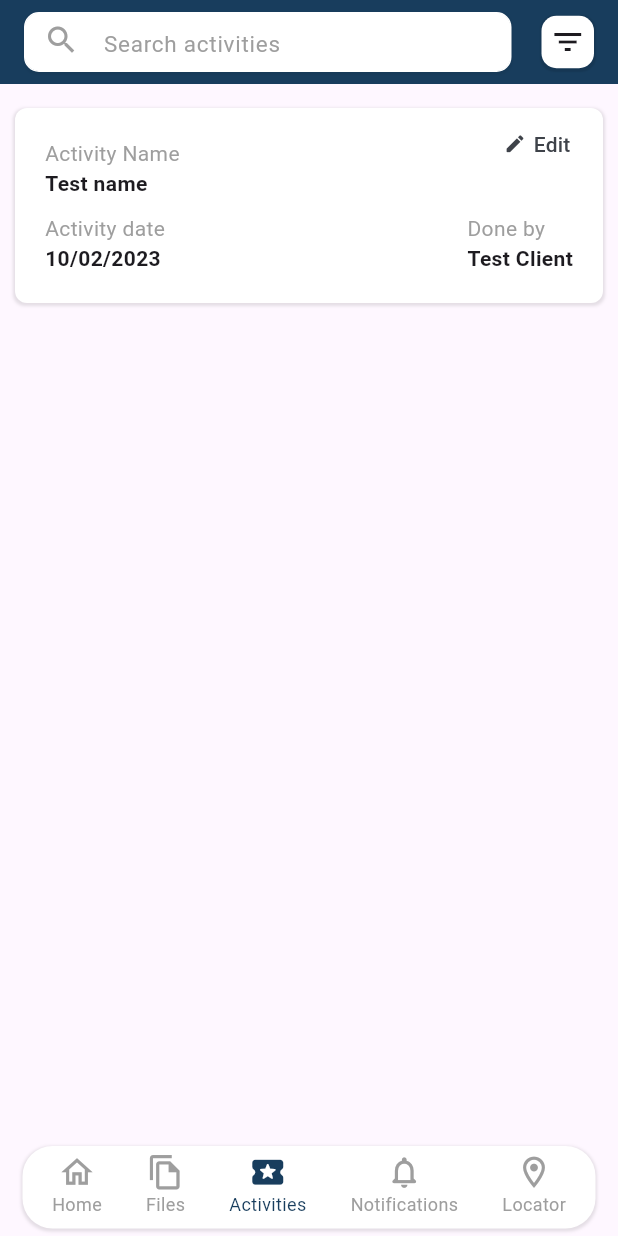
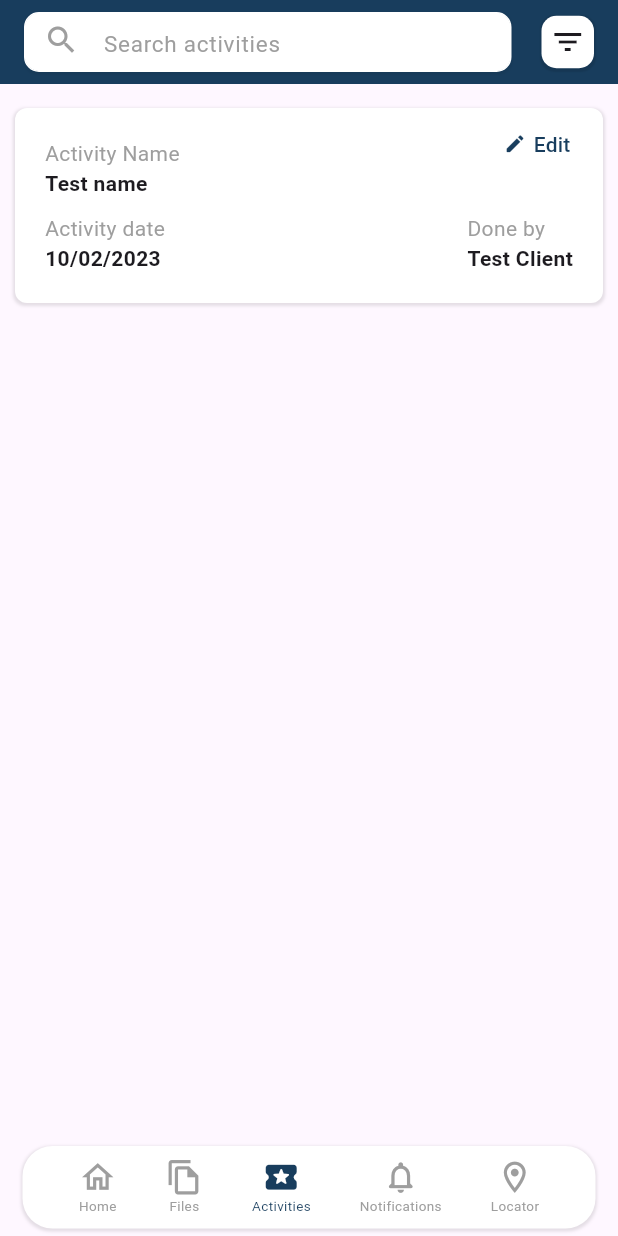
Before and after one commit to infinite-dev22/frozen_spiral, a Flutter app: the screen it shows after launch, item 3 of the bottom bar chosen, on a phone screen of 412 x 824 dp. Run offline on Flutter 3.47's test engine with Material 2 defaults, Android fonts, the light colour scheme and no system bars; drawn by our look-alikes of dropdown_button2; our stand-ins replace double_back_to_close.

Commit message:
💥 **Improvements, fixes and new features in here. 1⃣➕1⃣➡2⃣ Add profile page. 🔥 Make user profile picture in app bar clickable to display drop down menu. 💥 Modify and improve bottom bar item, custom app bar, custom dropdown filter, locator page, notifications page and root page.
💔 **Bugs and errors:
❤️‍🩹 Fix filter drop down menu not showing.

```diff
--- a/lib/data/data.dart
+++ b/lib/data/data.dart
@@ -28,3 +28,16 @@ List activities = [
 
 List notifications = [];
 List locations = [];
+
+Map<String, dynamic> profile = {
+  'picture': 'assets/images/user_profile.jpg',
+  'gender': 'Male',
+  'email': 'adamfrostymundane@globalmain.build',
+  'personal_email': 'adamfrostymundane@testmain.build',
+  'telephone': '0123456789',
+  'dob': '01/10/2000',
+  'height': '175 cm',
+  'code': 'CD-675189',
+  'id_number': 'IDN65617658976571CWM',
+  'nssf_number': '69867758567587567'
+};
--- a/lib/pages/root_page.dart
+++ b/lib/pages/root_page.dart
@@ -83,13 +83,13 @@ class _RootPageState extends State<RootPage> {
       height: 55,
       width: double.infinity,
       padding: const EdgeInsets.symmetric(horizontal: 5),
-      margin: const EdgeInsets.only(left: 15, right: 15, bottom: 5),
+      margin: const EdgeInsets.only(left: 15, right: 15, bottom: 5, top: 5,),
       decoration: BoxDecoration(
         color: AppColors.appBgColor,
         borderRadius: BorderRadius.circular(20),
         boxShadow: [
           BoxShadow(
-            color: AppColors.shadowColor.withOpacity(0.1),
+            color: AppColors.shadowColor.withOpacity(.1),
             blurRadius: 1,
             spreadRadius: 1,
             offset: const Offset(0, 1),
@@ -97,7 +97,7 @@ class _RootPageState extends State<RootPage> {
         ],
       ),
       child: Row(
-        mainAxisAlignment: MainAxisAlignment.spaceAround,
+        mainAxisAlignment: MainAxisAlignment.spaceEvenly,
         crossAxisAlignment: CrossAxisAlignment.end,
         children: List.generate(
           _barItems().length,
--- a/lib/widgets/activity_item.dart
+++ b/lib/widgets/activity_item.dart
@@ -1,6 +1,7 @@
 import 'package:flutter/material.dart';
 
 import '../../theme/color.dart';
+import 'custom_icon_bottom.dart';
 
 class ActivityItem extends StatelessWidget {
   const ActivityItem(
@@ -66,7 +67,7 @@ class ActivityItem extends StatelessWidget {
           top: 0,
           child: MaterialButton(
             onPressed: onPressed,
-            child: _buildButtonData(),
+            child: const CustomIconButton(),
           ),
         ),
       ],
@@ -92,23 +93,4 @@ class ActivityItem extends StatelessWidget {
       ],
     );
   }
-
-  _buildButtonData() {
-    return const Row(
-      children: [
-        Icon(
-          Icons.mode_edit_rounded,
-          size: 15,
-          color: AppColors.darker,
-        ),
-        SizedBox(
-          width: 5,
-        ),
-        Text(
-          'Edit',
-          style: TextStyle(color: AppColors.darker),
-        )
-      ],
-    );
-  }
 }
--- a/lib/widgets/bottom_bar_item.dart
+++ b/lib/widgets/bottom_bar_item.dart
@@ -30,7 +30,7 @@ class BottomBarItem extends StatelessWidget {
         child: Column(
           children: [
             Container(
-              padding: const EdgeInsets.only(top: 5),
+              padding: const EdgeInsets.only(top: 8),
               decoration: const BoxDecoration(
                 color: Colors.transparent,
               ),
@@ -44,7 +44,7 @@ class BottomBarItem extends StatelessWidget {
               name,
               style: TextStyle(
                 color: isActive ? activeColor : color,
-                fontSize: 12,
+                fontSize: 9,
               ),
             ),
           ],
--- a/lib/widgets/custom_appbar.dart
+++ b/lib/widgets/custom_appbar.dart
@@ -1,5 +1,7 @@
+import 'package:flutter/cupertino.dart';
 import 'package:flutter/foundation.dart';
 import 'package:flutter/material.dart';
+import 'package:smart_case/pages/profile_page.dart';
 
 import 'custom_dropdown_filter.dart';
 import 'custom_images/custom_elevated_image.dart';
@@ -7,11 +9,19 @@ import 'custom_images/custom_image.dart';
 import 'custom_textbox.dart';
 
 class AppBarContent extends StatelessWidget {
-  AppBarContent({super.key, this.searchable = false, this.filterable = false, this.search = ''});
+  AppBarContent(
+      {super.key,
+      this.searchable = false,
+      this.filterable = false,
+      this.search = '',
+      this.signOut,
+      this.profile});
 
   final bool searchable;
   final bool filterable;
   final String search;
+  final Function()? signOut;
+  final Function()? profile;
 
   final List<String> filters = [
     "Name",
@@ -20,12 +30,17 @@ class AppBarContent extends StatelessWidget {
     "Date Added",
   ];
 
+  final List<String> actions = [
+    "Log out",
+    "Profile",
+  ];
+
   @override
   Widget build(BuildContext context) {
-    return _buildAppBar();
+    return _buildAppBar(context);
   }
 
-  _buildAppBar() {
+  _buildAppBar(BuildContext context) {
     return Column(
       children: [
         Row(
@@ -47,7 +62,8 @@ class AppBarContent extends StatelessWidget {
                       width: 35,
                       height: 35,
                       trBackground: true,
-                      isNetwork: false,imageFit: BoxFit.contain,
+                      isNetwork: false,
+                      imageFit: BoxFit.contain,
                       radius: 0,
                     ),
             ),
@@ -59,21 +75,59 @@ class AppBarContent extends StatelessWidget {
                     menuItems: filters,
                     bgColor: Colors.white,
                   )
-                : CustomElevatedImage(
-                    "assets/images/user_profile.jpg",
-                    width: 35,
-                    height: 35,
-                    isNetwork: false,
-                    radius: 10,
-                    onTap: () {
-                      if (kDebugMode) {
-                        print('profile image tap');
-                      }
-                    },
-                  ),
+                : _buildProfileDropDown(context),
           ],
         ),
       ],
     );
   }
+
+  _buildProfileDropDown(BuildContext context) {
+    return PopupMenuButton(
+      icon: const CustomElevatedImage(
+        "assets/images/user_profile.jpg",
+        width: 35,
+        height: 35,
+        isNetwork: false,
+        radius: 10,
+      ),
+      itemBuilder: (context) {
+        return [
+          PopupMenuItem<String>(
+            onTap: signOut,
+            child: const Text(
+              'Sign out',
+              style: TextStyle(
+                fontSize: 14,
+              ),
+            ),
+          ),
+          PopupMenuItem<String>(
+            onTap: profile,
+            child: const Text(
+              'Profile',
+              style: TextStyle(
+                fontSize: 14,
+              ),
+            ),
+          ),
+        ];
+      },
+      onSelected: (value) {
+        if (value == 'Sign out') {
+          if (kDebugMode) {
+            print('User clicked sign out');
+          }
+        }
+
+        if (value == 'Profile') {
+          Navigator.of(context).push(
+            CupertinoPageRoute(
+              builder: (context) => const ProfilePage(),
+            ),
+          );
+        }
+      },
+    );
+  }
 }
--- a/lib/widgets/custom_dropdown_filter.dart
+++ b/lib/widgets/custom_dropdown_filter.dart
@@ -5,7 +5,10 @@ import 'custom_icon_holder.dart';
 
 class CustomDropdownFilter extends StatelessWidget {
   const CustomDropdownFilter(
-      {super.key, required this.menuItems, this.onChanged, required this.bgColor});
+      {super.key,
+      required this.menuItems,
+      this.onChanged,
+      required this.bgColor});
 
   final List<String> menuItems;
   final Function(dynamic)? onChanged;
@@ -27,8 +30,7 @@ class CustomDropdownFilter extends StatelessWidget {
           icon: Icons.filter_list,
         ),
         items: menuItems
-              .map((item) =>
-              DropdownMenuItem<String>(
+            .map((item) => DropdownMenuItem<String>(
                   value: item,
                   child: Text(
                     item,
@@ -38,16 +40,16 @@ class CustomDropdownFilter extends StatelessWidget {
                   ),
                 ))
             .toList(),
-          onChanged: onChanged,
+        onChanged: (value){},
         dropdownStyleData: DropdownStyleData(
-          width: 160,
+          width: 100,
           padding: const EdgeInsets.symmetric(vertical: 6),
           decoration: BoxDecoration(
             borderRadius: BorderRadius.circular(4),
           ),
-      offset: const Offset(0, 8),
-    ),)
-    ,
+          offset: const Offset(-60, -6),
+        ),
+      ),
     );
   }
 }
--- /dev/null
+++ b/lib/widgets/custom_icon_bottom.dart
@@ -0,0 +1,44 @@
+import 'package:flutter/material.dart';
+import 'package:smart_case/theme/color.dart';
+
+class CustomIconButton extends StatelessWidget {
+  const CustomIconButton({
+    super.key,
+    this.icon = Icons.mode_edit_rounded,
+    this.title = 'Edit',
+    this.onTap,
+  });
+
+  final IconData? icon;
+  final String title;
+  final Function()? onTap;
+
+  @override
+  Widget build(BuildContext context) {
+    return _buildBody();
+  }
+
+  _buildBody() {
+    return GestureDetector(
+      onTap: onTap,
+      child: Row(
+        children: [
+          Icon(
+            icon,
+            size: 15,
+            color: AppColors.primary,
+          ),
+          const SizedBox(
+            width: 5,
+          ),
+          Text(
+            title,
+            style: const TextStyle(
+              color: AppColors.primary,
+            ),
+          )
+        ],
+      ),
+    );
+  }
+}
```
Also changed, not shown: lib/pages/home_page.dart (+6 -1 lines), lib/pages/locator_page.dart (+12 -1 lines), lib/pages/notifications_page.dart (+10 -0 lines), lib/pages/profile_page.dart (added, +53 -0 lines), lib/widgets/profile/profile_detail_item.dart (added, +103 -0 lines), lib/widgets/profile/profile_master_item.dart (added, +117 -0 lines). Lines whose indentation alone changed are shown as unchanged.
